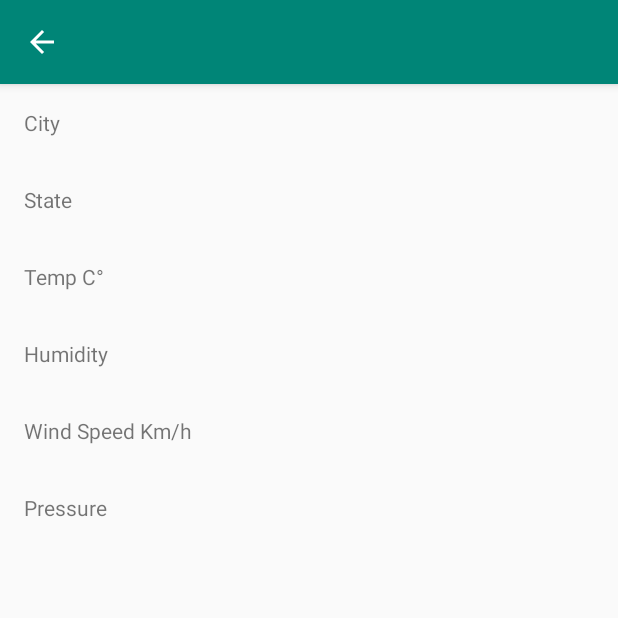
After one commit to oubismail/weatherApp, an Android app: the DetailsActivity screen opened directly, with no data from a screen before it, on a phone screen of 412 x 824 dp, the top half of it. The commit adds this screen. Run offline under Robolectric (Android 15) with nearby library versions, the phone set to English and light mode, and no system bars.

Commit message:
add details activity

```diff
--- a/app/build.gradle
+++ b/app/build.gradle
@@ -26,7 +26,7 @@ android {
 
 dependencies {
     implementation fileTree(dir: 'libs', include: ['*.jar'])
-    implementation"org.jetbrains.kotlin:kotlin-stdlib-jdk7:$kotlin_version"
+    implementation "org.jetbrains.kotlin:kotlin-stdlib-jdk7:$kotlin_version"
     implementation 'com.android.support:appcompat-v7:28.0.0-rc02'
     implementation 'com.android.support.constraint:constraint-layout:1.1.3'
     implementation 'com.android.support:design:28.0.0-rc02'
--- /dev/null
+++ b/app/src/main/java/com/example/myweatherapp/DetailsActivity.kt
@@ -0,0 +1,45 @@
+package com.example.myweatherapp
+
+import android.support.v7.app.AppCompatActivity
+import android.os.Bundle
+import android.view.MenuItem
+import com.example.myweatherapp.models.Forecast
+import com.google.gson.Gson
+import kotlinx.android.synthetic.main.activity_details.*
+
+class DetailsActivity : AppCompatActivity() {
+
+    companion object {
+        const val CITY_FORECAST = "city_forecast"
+    }
+
+    override fun onCreate(savedInstanceState: Bundle?) {
+        super.onCreate(savedInstanceState)
+        setContentView(R.layout.activity_details)
+        supportActionBar?.setHomeButtonEnabled(true)
+        supportActionBar?.setDisplayHomeAsUpEnabled(true)
+        title = ""
+        if (intent.extras != null && intent.hasExtra(CITY_FORECAST)){
+            val forecast = Gson().fromJson(intent.extras!!.get(CITY_FORECAST).toString(), Forecast::class.java)
+            forecast?.let {
+                title = it.name
+                cityName.text = it.name
+                cityState.text = it.weather?.first()?.description
+                cityTemp.text = it.main?.temp.toString()
+                cityHumidity.text = it.main?.humidity.toString()
+                cityWindSpeed.text =  it.wind?.speed.toString()
+                cityPressure.text = it.main?.pressure.toString()
+            }
+        }
+    }
+
+    override fun onOptionsItemSelected(menuItem: MenuItem?): Boolean {
+        when (menuItem?.itemId) {
+            android.R.id.home -> {
+                super.onBackPressed()
+                return true
+            }
+        }
+        return super.onOptionsItemSelected(menuItem)
+    }
+}
--- /dev/null
+++ b/app/src/main/res/layout/activity_details.xml
@@ -0,0 +1,42 @@
+<?xml version="1.0" encoding="utf-8"?>
+<ScrollView
+        xmlns:android="http://schemas.android.com/apk/res/android"
+        xmlns:tools="http://schemas.android.com/tools"
+        android:layout_width="match_parent"
+        android:layout_height="match_parent"
+        tools:context=".DetailsActivity">
+
+    <LinearLayout android:layout_width="match_parent" android:layout_height="wrap_content"
+    android:orientation="vertical">
+        <LinearLayout android:layout_width="match_parent" android:layout_height="wrap_content" android:padding="16dp" android:orientation="horizontal">
+            <TextView android:text="@string/city" android:layout_width="0dp" android:layout_height="wrap_content" android:layout_weight="1"/>
+            <TextView android:id="@+id/cityName" android:layout_width="0dp"  android:gravity="end" android:layout_height="wrap_content" android:layout_weight="1"/>
+        </LinearLayout>
+
+        <LinearLayout android:layout_width="match_parent" android:layout_height="wrap_content" android:padding="16dp" android:orientation="horizontal">
+            <TextView android:text="@string/state" android:layout_width="0dp" android:layout_height="wrap_content" android:layout_weight="1"/>
+            <TextView android:id="@+id/cityState" android:layout_width="0dp"  android:gravity="end" android:layout_height="wrap_content" android:layout_weight="1"/>
+        </LinearLayout>
+
+        <LinearLayout android:layout_width="match_parent" android:layout_height="wrap_content" android:padding="16dp" android:orientation="horizontal">
+            <TextView android:text="@string/temp_c" android:layout_width="0dp" android:layout_height="wrap_content" android:layout_weight="1"/>
+            <TextView android:id="@+id/cityTemp" android:layout_width="0dp"  android:gravity="end" android:layout_height="wrap_content" android:layout_weight="1"/>
+        </LinearLayout>
+
+        <LinearLayout android:layout_width="match_parent" android:layout_height="wrap_content" android:padding="16dp" android:orientation="horizontal">
+            <TextView android:text="@string/humidity" android:layout_width="0dp" android:layout_height="wrap_content" android:layout_weight="1"/>
+            <TextView android:id="@+id/cityHumidity" android:layout_width="0dp"  android:gravity="end" android:layout_height="wrap_content" android:layout_weight="1"/>
+        </LinearLayout>
+
+        <LinearLayout android:layout_width="match_parent" android:layout_height="wrap_content" android:padding="16dp" android:orientation="horizontal">
+            <TextView android:text="@string/wind_speed" android:layout_width="0dp" android:layout_height="wrap_content" android:layout_weight="1"/>
+            <TextView android:id="@+id/cityWindSpeed" android:layout_width="0dp"  android:gravity="end" android:layout_height="wrap_content" android:layout_weight="1"/>
+        </LinearLayout>
+
+        <LinearLayout android:layout_width="match_parent" android:layout_height="wrap_content" android:padding="16dp" android:orientation="horizontal">
+            <TextView android:text="@string/pressure" android:layout_width="0dp" android:layout_height="wrap_content" android:layout_weight="1"/>
+            <TextView android:id="@+id/cityPressure" android:layout_width="0dp"  android:gravity="end" android:layout_height="wrap_content" android:layout_weight="1"/>
+        </LinearLayout>
+    </LinearLayout>
+
+</ScrollView>
--- a/app/src/main/res/values/strings.xml
+++ b/app/src/main/res/values/strings.xml
@@ -1,4 +1,10 @@
 <resources>
     <string name="app_name">MyWeatherApp</string>
     <string name="action_settings">Settings</string>
+    <string name="city">City</string>
+    <string name="state">State</string>
+    <string name="temp_c">Temp C°</string>
+    <string name="humidity">Humidity</string>
+    <string name="wind_speed">Wind Speed Km/h</string>
+    <string name="pressure">Pressure</string>
 </resources>
```
Also changed, not shown: app/src/main/AndroidManifest.xml (+6 -3 lines), app/src/main/java/com/example/myweatherapp/MainActivity.kt (+12 -5 lines), app/src/main/java/com/example/myweatherapp/adapters/ForcastesListAdapter.kt (+5 -2 lines).
